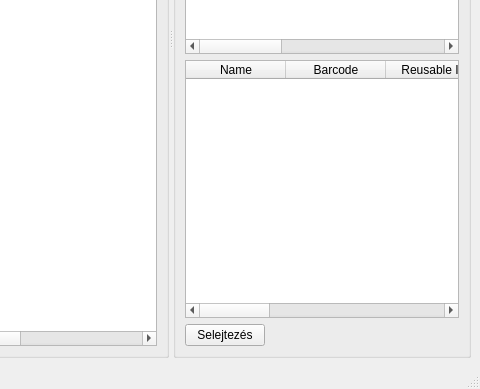
Qt form view/MainWindow.ui (horvathzoltan/cutplannerpro) before a commit; both pictures show x 440 to 920 and y 291 to 680 of the 920 by 680 pixel window.
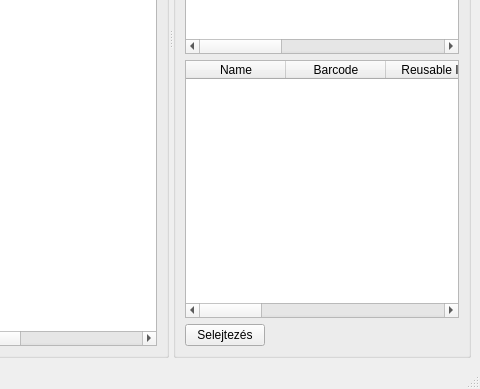
The same form after that commit.

```diff
--- a/view/MainWindow.ui
+++ b/view/MainWindow.ui
@@ -382,6 +382,11 @@
             <string>Reusable</string>
            </property>
           </column>
+          <column>
+           <property name="text">
+            <string>Actions</string>
+           </property>
+          </column>
          </widget>
         </item>
         <item>
```
